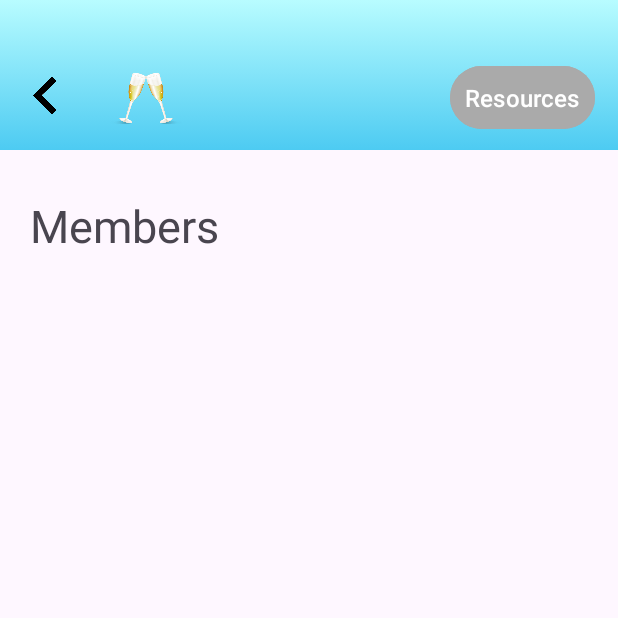
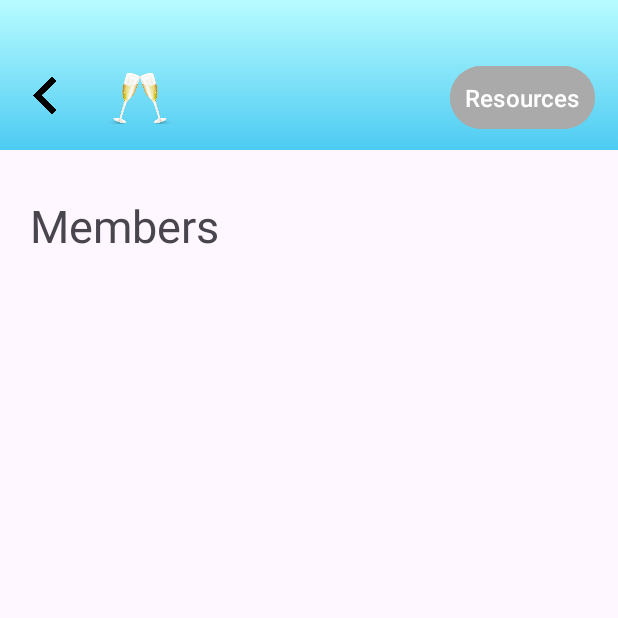
Before and after one commit to Larry-Z-Li/ProjectE, an Android app: the MemberListPage screen opened directly, with no data from a screen before it, on a phone screen of 412 x 824 dp, the top half of it. Run offline under Robolectric (Android 15) with nearby library versions, the phone set to English and light mode, and no system bars; our stand-ins replace Firebase (no records; nobody signed in at launch, a user with empty details on screens opened directly); 3 statements that could not run were skipped.

Commit message:
button change

```diff
--- a/app/src/main/java/com/example/projecte/MemberListPage.java
+++ b/app/src/main/java/com/example/projecte/MemberListPage.java
@@ -52,7 +52,7 @@ public class MemberListPage extends AppCompatActivity {
         username = (String) b.get("name");
         group = (String) b.get("group");
         TextView tv = (TextView) findViewById(R.id.new_group_header);
-        if (group.length() > 15) {
+        if (group.length() > 12) {
             tv.setTextSize(20);
         }
         tv.setText(group);
--- a/app/src/main/res/layout/chat_page.xml
+++ b/app/src/main/res/layout/chat_page.xml
@@ -87,12 +87,14 @@
         <Button
             android:id="@+id/button_gchat_send"
             android:layout_width="100dp"
+            android:layout_marginRight="10dp"
             android:layout_height="48dp"
             android:layout_alignParentEnd="true"
-            android:background="?attr/selectableItemBackground"
+            android:padding="8dp"
+            android:backgroundTint="@color/grey"
             android:text="Send"
             android:onClick="send"
-            android:textColor="@color/grey" />
+            android:textColor="@color/white" />
 
     </RelativeLayout>
 </androidx.constraintlayout.widget.ConstraintLayout>
--- a/app/src/main/res/layout/member_list_page.xml
+++ b/app/src/main/res/layout/member_list_page.xml
@@ -39,7 +39,7 @@
             android:id="@+id/champagne_icon"
             android:layout_width="60dp"
             android:layout_height="50dp"
-            android:layout_marginStart="7dp"
+            android:layout_marginStart="3dp"
             android:contentDescription="champagne"
             android:src="@drawable/champagne"
             app:layout_constraintStart_toEndOf="@id/new_group_header"
```
